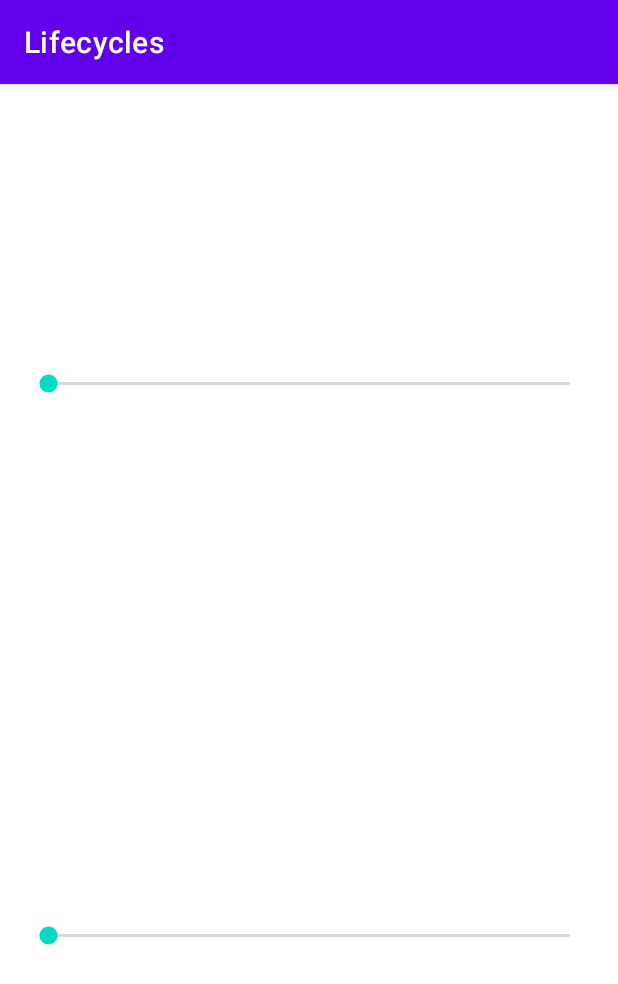
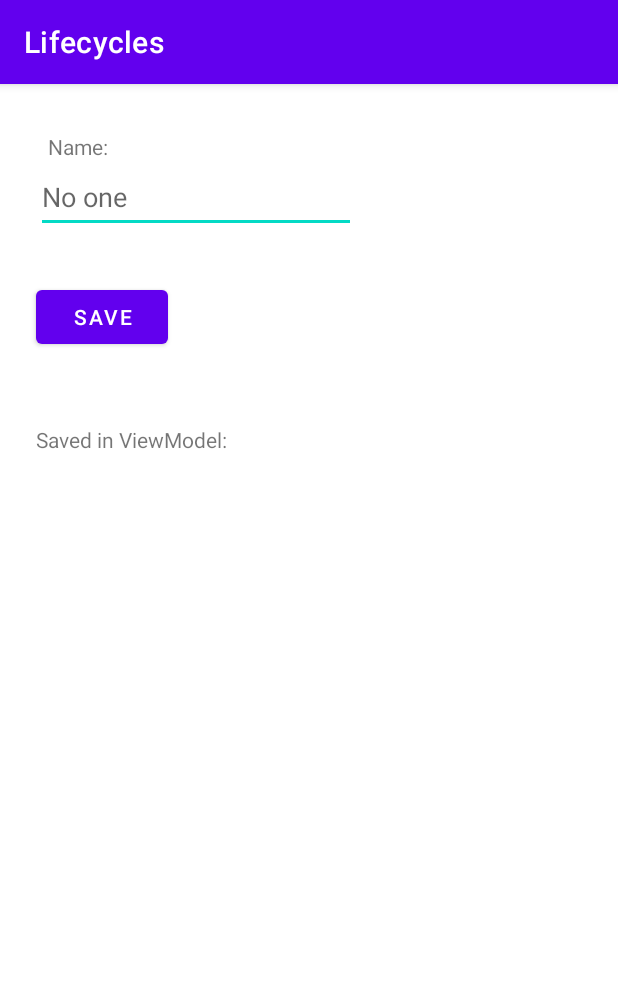
Before and after one commit to gandalgom/android-lifecycles, an Android app: the screen it shows after launch (SharedDataActivity before the commit, SavedStateActivity after it), on a phone screen of 412 x 824 dp. Shown: the top 984 px of the screen. Run offline under Robolectric (Android 15) with nearby library versions, the phone set to English and light mode, and no system bars.

```diff
--- a/app/src/main/AndroidManifest.xml
+++ b/app/src/main/AndroidManifest.xml
@@ -27,6 +27,9 @@
             android:exported="true" />
         <activity
             android:name=".SharedDataActivity"
+            android:exported="true" />
+        <activity
+            android:name=".SavedStateActivity"
             android:exported="true">
             <intent-filter>
                 <action android:name="android.intent.action.MAIN" />
--- /dev/null
+++ b/app/src/main/java/com/gandalgom/sample/lifecycles/SavedStateActivity.kt
@@ -0,0 +1,35 @@
+package com.gandalgom.sample.lifecycles
+
+import androidx.appcompat.app.AppCompatActivity
+import android.os.Bundle
+import android.widget.Button
+import android.widget.EditText
+import android.widget.TextView
+import androidx.lifecycle.ViewModelProvider
+
+class SavedStateActivity : AppCompatActivity() {
+
+    private val savedStateViewModel: SavedStateViewModel by lazy {
+        ViewModelProvider(
+            this,
+            ViewModelProvider.NewInstanceFactory()
+        )[SavedStateViewModel::class.java]
+    }
+
+    override fun onCreate(savedInstanceState: Bundle?) {
+        super.onCreate(savedInstanceState)
+        setContentView(R.layout.activity_saved_state)
+
+        // Show the ViewModel property's value in a TextView
+        savedStateViewModel.name.observe(this) { savedName ->
+            findViewById<TextView>(R.id.result_text).text =
+                String.format("${getString(R.string.saved_in_vm)} $savedName")
+        }
+
+        // Save button
+        findViewById<Button>(R.id.save_button).setOnClickListener {
+            val newName = findViewById<EditText>(R.id.input_name).text.toString()
+            savedStateViewModel.saveNewName(newName)
+        }
+    }
+}
--- /dev/null
+++ b/app/src/main/java/com/gandalgom/sample/lifecycles/SavedStateViewModel.kt
@@ -0,0 +1,17 @@
+package com.gandalgom.sample.lifecycles
+
+import androidx.lifecycle.LiveData
+import androidx.lifecycle.MutableLiveData
+import androidx.lifecycle.ViewModel
+
+class SavedStateViewModel : ViewModel() {
+
+    // TODO: Create constructor and use the LiveData from SavedStateHandle.
+
+    private val _name: MutableLiveData<String> = MutableLiveData()
+    val name: LiveData<String> get() = _name
+
+    fun saveNewName(newName: String) {
+        _name.value = newName
+    }
+}
--- /dev/null
+++ b/app/src/main/res/layout/activity_saved_state.xml
@@ -0,0 +1,50 @@
+<?xml version="1.0" encoding="utf-8"?>
+<androidx.constraintlayout.widget.ConstraintLayout xmlns:android="http://schemas.android.com/apk/res/android"
+    xmlns:app="http://schemas.android.com/apk/res-auto"
+    xmlns:tools="http://schemas.android.com/tools"
+    android:layout_width="match_parent"
+    android:layout_height="match_parent"
+    tools:context=".SavedStateActivity">
+
+    <TextView
+        android:id="@+id/label_text"
+        android:layout_width="wrap_content"
+        android:layout_height="wrap_content"
+        android:layout_marginStart="8dp"
+        android:layout_marginTop="32dp"
+        android:text="@string/name_label"
+        app:layout_constraintBottom_toTopOf="@+id/input_name"
+        app:layout_constraintStart_toStartOf="@+id/input_name"
+        app:layout_constraintTop_toTopOf="parent" />
+
+    <EditText
+        android:id="@+id/input_name"
+        android:layout_width="wrap_content"
+        android:layout_height="wrap_content"
+        android:layout_marginStart="24dp"
+        android:autofillHints=""
+        android:ems="10"
+        android:hint="@string/initial_name"
+        android:inputType="textPersonName"
+        android:minHeight="48dp"
+        app:layout_constraintStart_toStartOf="parent"
+        app:layout_constraintTop_toBottomOf="@+id/label_text" />
+
+    <Button
+        android:id="@+id/save_button"
+        android:layout_width="wrap_content"
+        android:layout_height="48dp"
+        android:layout_marginTop="32dp"
+        android:text="@string/save_button_label"
+        app:layout_constraintStart_toStartOf="@+id/input_name"
+        app:layout_constraintTop_toBottomOf="@+id/input_name" />
+
+    <TextView
+        android:id="@+id/result_text"
+        android:layout_width="wrap_content"
+        android:layout_height="wrap_content"
+        android:layout_marginTop="48dp"
+        android:text="@string/saved_in_vm"
+        app:layout_constraintStart_toStartOf="@+id/save_button"
+        app:layout_constraintTop_toBottomOf="@+id/save_button" />
+</androidx.constraintlayout.widget.ConstraintLayout>
--- a/app/src/main/res/values/strings.xml
+++ b/app/src/main/res/values/strings.xml
@@ -2,4 +2,8 @@
     <string name="app_name">Lifecycles</string>
     <string name="seconds">%d seconds elapsed</string>
     <string name="location">Location</string>
+    <string name="name_label">Name:</string>
+    <string name="initial_name">No one</string>
+    <string name="save_button_label">SAVE</string>
+    <string name="saved_in_vm">Saved in ViewModel: </string>
 </resources>
```
